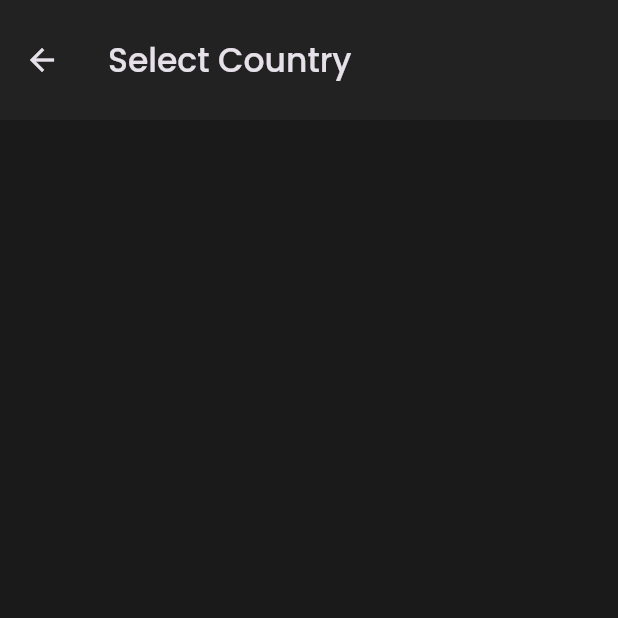
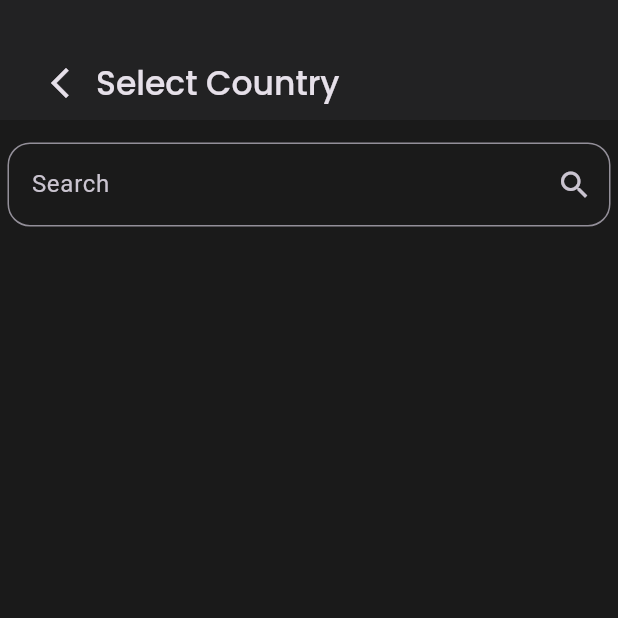
Before and after one commit to elsayedebiad/country, a Flutter app: the screen it shows after launch, after a tap on "Continue", after a tap on "Skip", after a tap on "Details", on a phone screen of 412 x 824 dp, the top half of it. Run offline on Flutter 3.47's test engine with Material 3 defaults, Android fonts, the phone set to English and light mode, and no system bars; our stand-ins replace cloud_firestore, dio, firebase_auth, firebase_core, flutter_svg, google_sign_in; missing offline and left inert: search_page; accounts and stored records are empty; network calls fail.

Commit message:
first commit

```diff
--- a/lib/screens/football_detils.dart
+++ b/lib/screens/football_detils.dart
@@ -2,33 +2,30 @@ import 'dart:developer';
 
 import 'package:dio/dio.dart';
 import 'package:flutter/material.dart';
+import 'package:login/models/return_football.dart';
 import '../Components/cpuntrry.dart';
 import '../models/country_data_model.dart';
 import '/services/API.dart';
 
 class FootballDetils extends StatefulWidget {
-  const FootballDetils({super.key,required});
-
+  const FootballDetils({super.key, required});
 
   @override
   State<FootballDetils> createState() => _FootballDetilsState();
 }
 
 class _FootballDetilsState extends State<FootballDetils> {
-
   List<CountryDataModel> CounteryData = [];
 
   @override
-  void initState()  {
+  void initState() {
     getCounterygenral();
     super.initState();
   }
 
   Future<void> getCounterygenral() async {
     CounteryData = await Service(Dio()).getCountries();
-    setState(() {
-
-    });
+    setState(() {});
   }
 
   @override
@@ -36,37 +33,68 @@ class _FootballDetilsState extends State<FootballDetils> {
     return Scaffold(
       backgroundColor: Color(0xff1a1a1a),
       appBar: AppBar(
+        automaticallyImplyLeading: false,
         centerTitle: false,
         toolbarHeight: 80,
         backgroundColor: Color(0xff222223),
-        title: Text(
+        title: Row(
+          mainAxisAlignment: MainAxisAlignment.start,
+          children: [
+            Container(
+              margin: EdgeInsets.only(top: 30),
+              child: IconButton(
+                  onPressed: () {
+                    Navigator.pop(context);
+                  },
+                  icon: Icon(Icons.arrow_back_ios_new)),
+            ),
+            Container(
+              margin: EdgeInsets.only(top: 30),
+              child: Text(
                 "Select Country",
                 style: TextStyle(fontFamily: 'Poppins'),
               ),
             ),
-      body: Column(
+          ],
+        ),
+      ),
+      body: SingleChildScrollView(
+        child: Column(
           children: [
-
+            Container(
+              margin: EdgeInsets.only(top: 10, bottom: 5),
+              padding: EdgeInsets.all(5),
+              child: TextField(
+                style: TextStyle(color: Colors.white),
+                decoration: InputDecoration(
+                  labelText: 'Search',
+                  border: OutlineInputBorder(
+                    borderRadius: BorderRadius.circular(15),
+                  ),
+                  suffixIcon: IconButton(
+                    icon: Icon(Icons.search_outlined),
+                    onPressed: () {},
+                  ),
+                ),
+              ),
+            ),
             SingleChildScrollView(
               scrollDirection: Axis.vertical,
               child: SizedBox(
-              height: MediaQuery
-                  .of(context)
-                  .size
-                  .height * 0.90,
+                height: MediaQuery.of(context).size.height * 0.90,
                 child: ListView.builder(
                   itemCount: CounteryData.length,
                   itemBuilder: (context, index) {
-                  return Country(countrydata: CounteryData[index],);
-                },),
+                    return ReturnFootball(
+                      countrydata: CounteryData[index],
+                    );
+                  },
                 ),
               ),
-
-
-
+            ),
           ],
+        ),
       ),
     );
   }
-
 }
--- a/lib/screens/home_page.dart
+++ b/lib/screens/home_page.dart
@@ -1,4 +1,4 @@
-// ignore_for_file: prefer_const_constructors, unused_element, prefer_final_fields
+// ignore_for_file: prefer_const_constructors, unused_element, prefer_final_fields, use_key_in_widget_constructors, prefer_const_literals_to_create_immutables, sort_child_properties_last, sized_box_for_whitespace, avoid_unnecessary_containers
 
 import 'package:cloud_firestore/cloud_firestore.dart';
 import 'package:firebase_auth/firebase_auth.dart';
--- a/lib/services/API.dart
+++ b/lib/services/API.dart
@@ -1,4 +1,5 @@
 import 'package:dio/dio.dart';
+import 'package:search_page/search_page.dart';
 
 import '../models/country_data_model.dart';
 
@@ -22,6 +23,8 @@ class Service {
       CountryData.add(countryData);
     }
     return CountryData;
+
+
   }
 
   void getLeagues() async {
--- a/pubspec.yaml
+++ b/pubspec.yaml
@@ -45,6 +45,7 @@ dependencies:
   google_sign_in: ^6.2.1
   flutter_facebook_auth: ^7.0.1
   dio: ^5.5.0+1
+  search_page: ^2.3.0
 
 dev_dependencies:
   flutter_test:
```
Also changed, not shown: lib/Components/cpuntrry.dart (+40 -41 lines), lib/models/football_detels.dart (added, +46 -0 lines), lib/models/return_football.dart (added, +18 -0 lines), pubspec.lock. Lines whose indentation alone changed are shown as unchanged.
